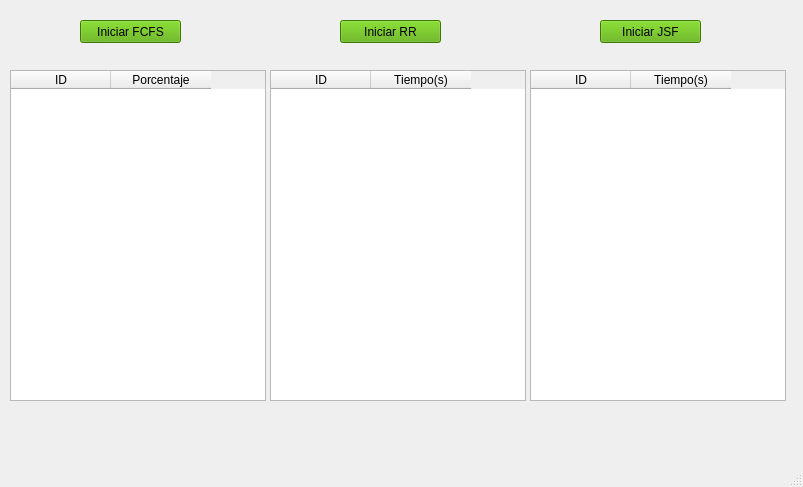
Qt form prueba.ui (diegoivan1987/practicasSSO) before a commit.
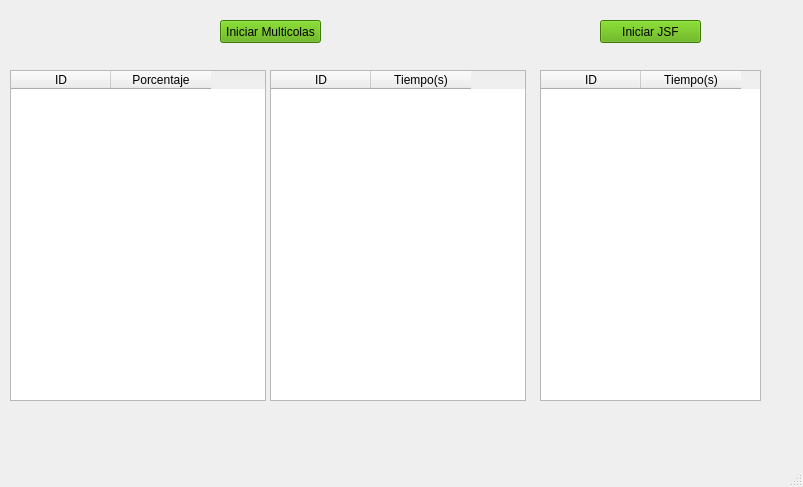
The same form after that commit.

Commit message: Se hizo lo que se pudo con los procesos FCFS que se alternan con los RR, funciona, pero no es lo mejor

Patch:
```diff
--- a/prueba.ui
+++ b/prueba.ui
@@ -37,26 +37,10 @@
      </property>
     </column>
    </widget>
-   <widget class="QPushButton" name="btnI1">
-    <property name="geometry">
-     <rect>
-      <x>80</x>
-      <y>20</y>
-      <width>101</width>
-      <height>23</height>
-     </rect>
-    </property>
-    <property name="styleSheet">
-     <string notr="true">background-color: rgb(85, 170, 0);</string>
-    </property>
-    <property name="text">
-     <string>Iniciar FCFS</string>
-    </property>
-   </widget>
    <widget class="QPushButton" name="btnI2">
     <property name="geometry">
      <rect>
-      <x>340</x>
+      <x>220</x>
       <y>20</y>
       <width>101</width>
       <height>23</height>
@@ -66,7 +50,7 @@
      <string notr="true">background-color: rgb(85, 170, 0);</string>
     </property>
     <property name="text">
-     <string>Iniciar RR</string>
+     <string>Iniciar Multicolas</string>
     </property>
    </widget>
    <widget class="QTableWidget" name="tablaRR">
@@ -95,9 +79,9 @@
    <widget class="QTableWidget" name="tablaSJF">
     <property name="geometry">
      <rect>
-      <x>530</x>
+      <x>540</x>
       <y>70</y>
-      <width>256</width>
+      <width>221</width>
       <height>331</height>
      </rect>
     </property>
```
The commit also changes 1 other file.
